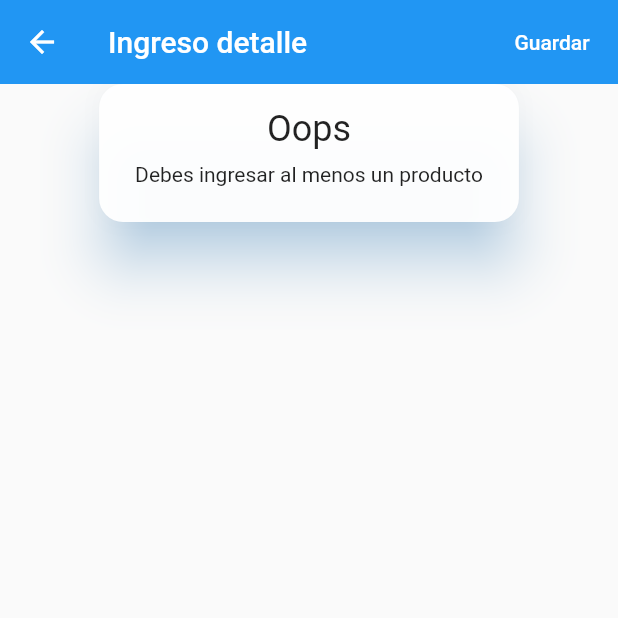
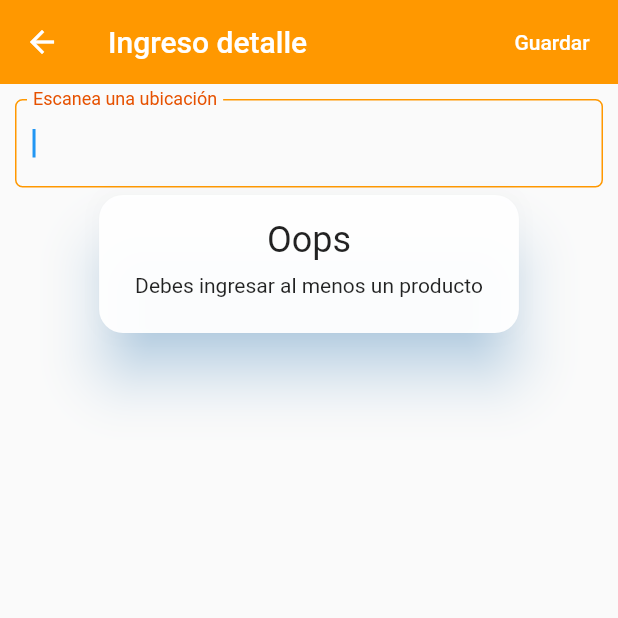
Before and after one commit to berseckchr00/eagon-bodega, a Flutter app: the OrderCreatePageOt screen opened directly with empty values, on a phone screen of 412 x 824 dp, the top half of it. Run offline on Flutter 3.47's test engine with Material 2 defaults, Android fonts, the phone set to English and light mode, and no system bars; our stand-ins replace cool_alert, fluttertoast, shared_preferences; missing offline and left inert: find_dropdown, json_to_form; accounts and stored records are empty.

Commit message:
search product detail by ot

```diff
--- a/lib/src/pages/orders_ot/orders_input_detail_page_ot.dart
+++ b/lib/src/pages/orders_ot/orders_input_detail_page_ot.dart
@@ -34,13 +34,16 @@ class _OrderCreatePageOtState extends State<OrderCreatePageOt> {
     var head = {'head':{'ID_OT':args.idOt}};
     saveData.addAll(head);
 
+    if (detalles.length <= 0){
     _loadDetail(args);
+    }
 
     return
      Scaffold(
       appBar: AppBar(
         elevation: .0,
-        title: Text("Ingreso detalle"),//_inputSearchField(),
+        title: Text("Ingreso detalle"),
+        backgroundColor: Colors.orange,//_inputSearchField(),
         actions: <Widget>[
           FlatButton(
             child: Text('Guardar'),
@@ -91,11 +94,11 @@ class _OrderCreatePageOtState extends State<OrderCreatePageOt> {
         child:
           Column(
             children: [
-              /* Padding(
+              Padding(
                 padding: EdgeInsets.symmetric(horizontal: 10, vertical: 5),
                 child:
                   _inputSearchField(),
-              ), */
+              ),
               detalles.length <= 0
                 ? Center(
                     child: EmptyState(
@@ -105,7 +108,7 @@ class _OrderCreatePageOtState extends State<OrderCreatePageOt> {
                   )
                 : Expanded(
                   child: ListView.builder(
-                    addAutomaticKeepAlives: true,
+                    addAutomaticKeepAlives: false,
                     itemCount: detalles.length,
                     itemBuilder: (_, i) => detalles[i],
                   ),
@@ -116,6 +119,53 @@ class _OrderCreatePageOtState extends State<OrderCreatePageOt> {
     );
   }
 
+  _inputSearchField() {
+    return Padding(
+        padding: EdgeInsets.only(top: 5, bottom: 0, left: 0, right: 0),
+        child: TextFormField(
+        autofocus: true,
+        controller: _searchProduct,
+        //keyboardType: TextInputType.number,
+        //style: TextStyle(color: Colors.white, fontSize: 20.0),
+        decoration: InputDecoration(
+          labelText: "Escanea una ubicación",
+          border: OutlineInputBorder(
+            borderSide: BorderSide(
+              color: Colors.orange,
+              width: 2.0,
+            ),
+          ),
+          focusedBorder: OutlineInputBorder(
+            borderRadius: BorderRadius.circular(5.0),
+            borderSide: BorderSide(
+              color: Colors.orange,
+            ),
+          ),
+          focusColor: Colors.grey.shade100,
+          fillColor: Colors.grey.shade300,
+          hintStyle: TextStyle(
+            color: Colors.orange.shade300
+          ),
+          labelStyle: TextStyle(
+            color: Colors.orange.shade900
+          ),
+        ),
+        validator: (value){
+          if(value.isEmpty){
+            return 'Valor inválido';
+          }
+          return null;
+        },
+        onFieldSubmitted: (String value){
+          //TODO: realizar search product y meter en la lista de formularios...
+          getProduct(value).then((value) {
+            _reprintFormsSearch(value);
+          });
+          _searchProduct.clear();
+        },
+      )
+    );
+  }
   ///on add form
   void onAddForm() {
     getProduct(_searchProduct.text).then((value) {
@@ -183,4 +233,30 @@ class _OrderCreatePageOtState extends State<OrderCreatePageOt> {
       );
     });
   }
+
+  Future<ProductModel> _reprintFormsSearch(ProductModel product) {
+    if (product.glosa == null){
+      var baseDialog = BaseAlertDialog(
+        title: "Error",
+        content: "No se pudo asignar el producto.",
+        yesOnPressed: () {
+          Navigator.of(context, rootNavigator: true)
+          .pop();
+        },
+        color: Colors.red.shade100,
+        yes: "OK");
+
+        showDialog(context: context, builder: (BuildContext context) => baseDialog);
+    }else{
+      detalles.forEach((element) {
+        var productCode = element.product.producto.replaceAll(' ','');
+        if(productCode == product.producto){
+          setState(() {
+            element.state.ubicacionEditor.text = product.idUbicacion;
+            element.state.unidadMedidaEditor.text = product.unidadMedida;
+          });
+        }
+      });
+    }
+  }
 }
```
Also changed, not shown: lib/src/pages/orders_ot/order_form_page_ot.dart (+6 -3 lines), lib/src/pages/orders_ot/orders_input_page_ot.dart (+4 -3 lines).
